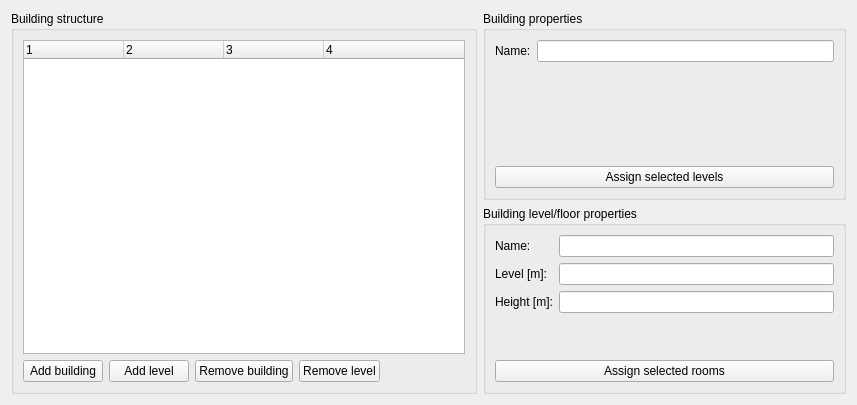
Qt form SIM-VICUS/src/SVFloorManagerWidget.ui (ghorwin/SIM-VICUS) before a commit.
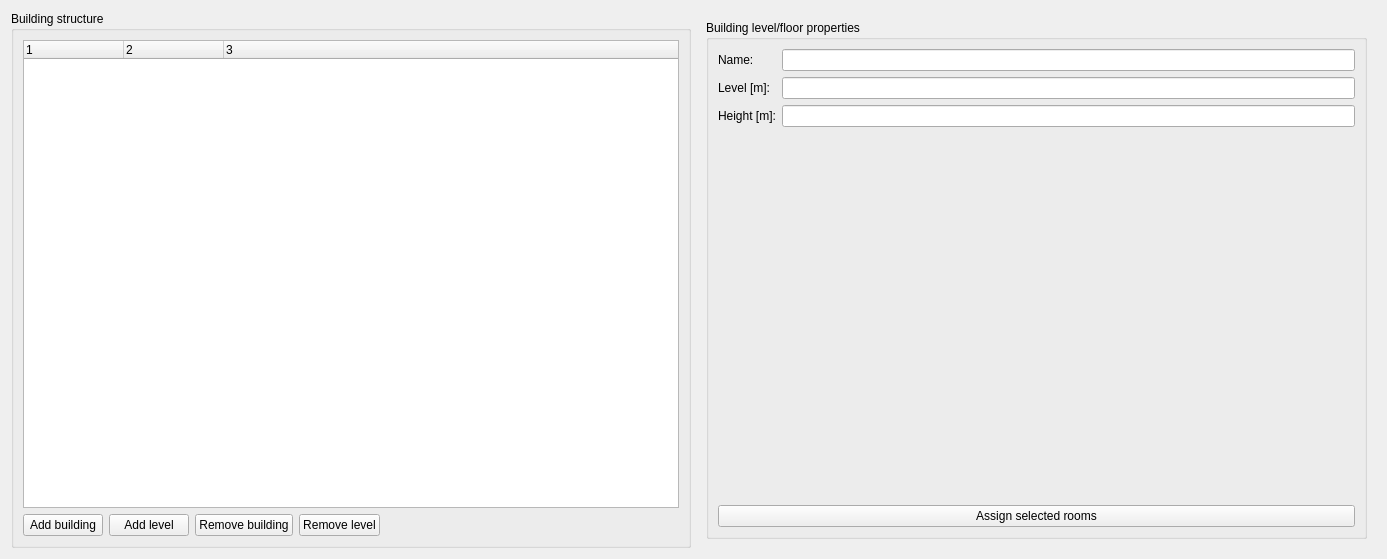
The same form after that commit. The open tabs and pages were chosen to show the change. Icons and pictures are not drawn.

Commit message: More undo actions and floor manager stuff.

Patch:
```diff
--- a/SIM-VICUS/src/SVFloorManagerWidget.ui
+++ b/SIM-VICUS/src/SVFloorManagerWidget.ui
@@ -6,15 +6,15 @@
    <rect>
     <x>0</x>
     <y>0</y>
-    <width>857</width>
-    <height>405</height>
+    <width>1387</width>
+    <height>559</height>
    </rect>
   </property>
   <property name="windowTitle">
    <string>Floor manager</string>
   </property>
-  <layout class="QGridLayout" name="gridLayout_2">
-   <item row="0" column="0" rowspan="2">
+  <layout class="QHBoxLayout" name="horizontalLayout">
+   <item>
     <widget class="QGroupBox" name="groupBox">
      <property name="title">
       <string>Building structure</string>
@@ -26,7 +26,7 @@
          <bool>true</bool>
         </property>
         <property name="columnCount">
-         <number>4</number>
+         <number>3</number>
         </property>
         <column>
          <property name="text">
@@ -43,11 +43,6 @@
           <string notr="true">3</string>
          </property>
         </column>
-        <column>
-         <property name="text">
-          <string notr="true">4</string>
-         </property>
-        </column>
        </widget>
       </item>
       <item row="1" column="0">
@@ -110,7 +105,14 @@
      </layout>
     </widget>
    </item>
-   <item row="0" column="1">
+   <item>
+    <widget class="QStackedWidget" name="stackedWidget">
+     <property name="currentIndex">
+      <number>0</number>
+     </property>
+     <widget class="QWidget" name="page">
+      <layout class="QVBoxLayout" name="verticalLayout">
+       <item>
     <widget class="QGroupBox" name="groupBoxBuildingProperties">
      <property name="title">
       <string>Building properties</string>
@@ -149,7 +151,11 @@
      </layout>
     </widget>
    </item>
-   <item row="1" column="1">
+      </layout>
+     </widget>
+     <widget class="QWidget" name="page_2">
+      <layout class="QVBoxLayout" name="verticalLayout_2">
+       <item>
     <widget class="QGroupBox" name="groupBoxLevelProperties">
      <property name="title">
       <string>Building level/floor properties</string>
@@ -206,6 +212,10 @@
        </widget>
       </item>
      </layout>
+        </widget>
+       </item>
+      </layout>
+     </widget>
     </widget>
    </item>
   </layout>
```
Lines whose indentation alone changed are shown as unchanged. The commit also changes 7 other files.
